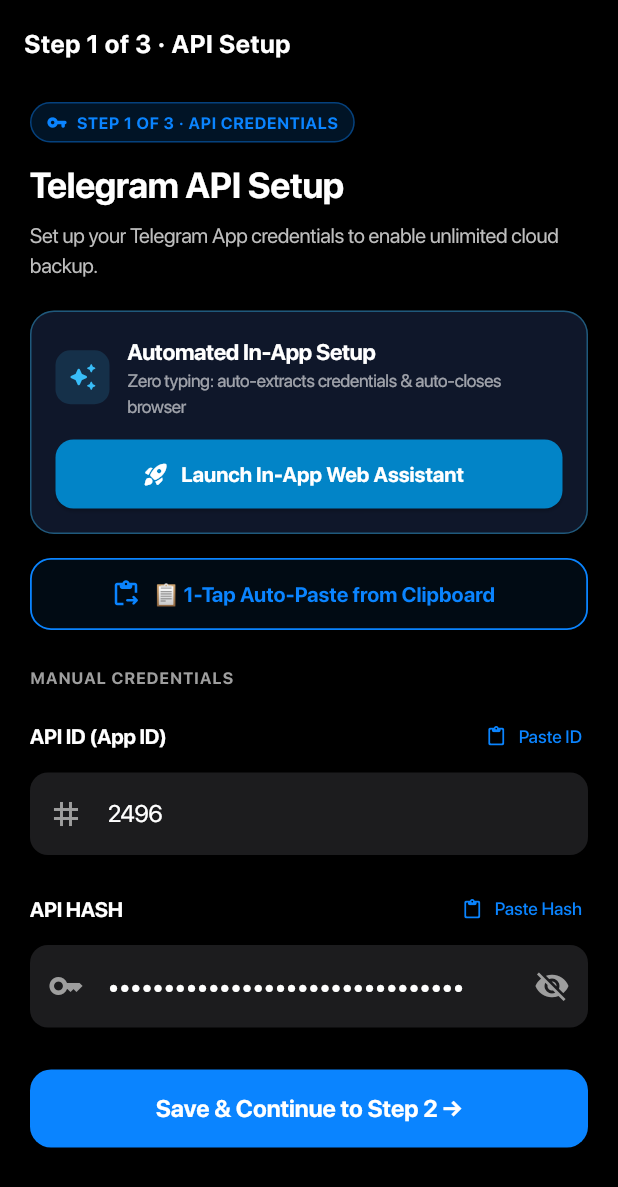
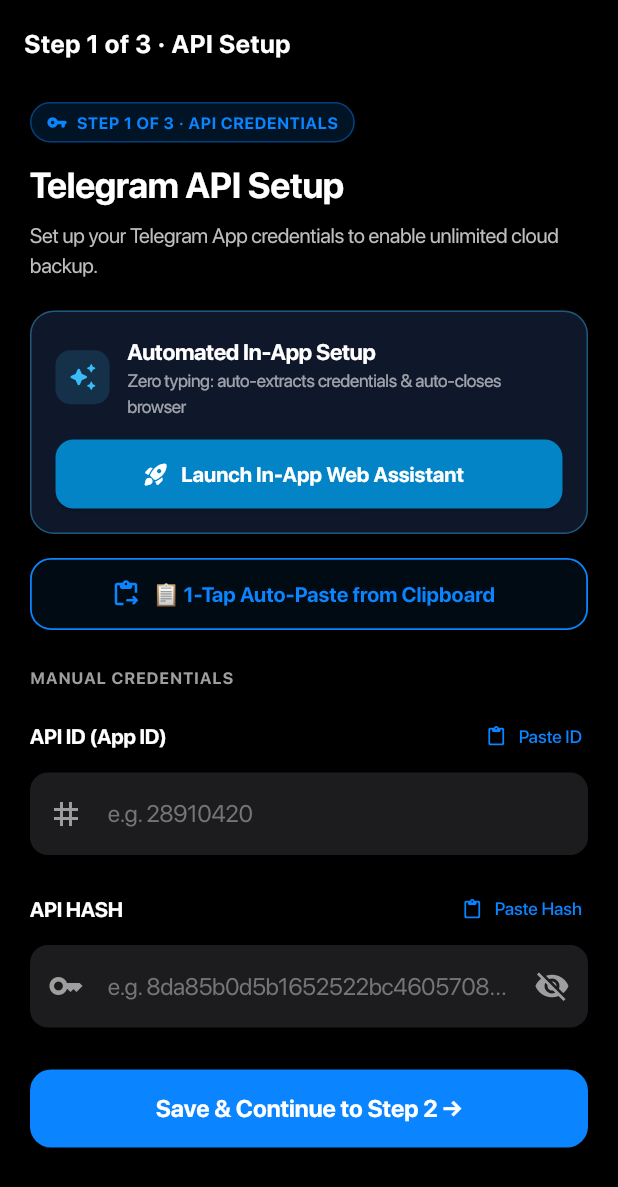
Before and after one commit to Myselfnandha/telecloud-photos, a Flutter app: the screen it shows after launch, on a phone screen of 412 x 824 dp. Shown: the top 1187 px of the screen. Run offline on Flutter 3.47's test engine with Material 3 defaults, Android fonts, the phone set to English and light mode, and no system bars; our stand-ins replace connectivity_plus, drift, flutter_dotenv, flutter_riverpod, flutter_secure_storage, go_router and 8 more; missing offline and left inert: flutter_displaymode, flutter_foreground_task, photo_manager, tdlib, workmanager; accounts and stored records are empty; generated files the repository leaves out were written again; statements that could not run were skipped; project files that could hold a hidden picture were left out.

Commit message:
feat(auth): empty manual credentials default & live TDLib verification handshake on setup confirm

```diff
--- a/lib/features/auth/screens/api_setup_screen.dart
+++ b/lib/features/auth/screens/api_setup_screen.dart
@@ -23,6 +23,7 @@
   bool _obscureHash = true;
   bool _isTestingCredentials = false;
   String? _statusText;
+  String? _errorMessage;
   ParsedCredentials? _detectedClipboardCredentials;
 
   @override
@@ -30,12 +31,9 @@
     super.initState();
     WidgetsBinding.instance.addObserver(this);
 
-    if (AppConstants.telegramApiId > 0) {
-      _apiIdController.text = AppConstants.telegramApiId.toString();
-    }
-    if (AppConstants.telegramApiHash.isNotEmpty) {
-      _apiHashController.text = AppConstants.telegramApiHash;
-    }
+    // Manual credentials are kept empty by default as requested
+    _apiIdController.text = '';
+    _apiHashController.text = '';
 
     _checkClipboardForCredentials();
   }
@@ -114,24 +112,41 @@
   Future<void> _validateAndProceed(int apiId, String apiHash) async {
     setState(() {
       _isTestingCredentials = true;
-      _statusText = 'Verifying Telegram API credentials...';
+      _errorMessage = null;
+      _statusText = 'Testing credentials with Telegram...';
     });
 
     final messenger = ScaffoldMessenger.of(context);
     final router = GoRouter.of(context);
 
+    try {
+      // 1. Save credentials to secure storage
       await AppConstants.saveCredentials(apiId, apiHash);
 
       if (!mounted) return;
 
+      // 2. Initialize TDLib client with the new credentials
       final authManager = ref.read(telegramAuthManagerProvider);
       authManager.clearError();
       await authManager.clearSessionAndRestart();
 
-    // Give TDLib handshake 1.5s to test connection
-    await Future.delayed(const Duration(milliseconds: 1500));
+      // 3. Wait for handshake test (up to 2 seconds)
+      await Future.delayed(const Duration(milliseconds: 1800));
 
       if (!mounted) return;
+
+      final currentError = authManager.errorMessage;
+      if (currentError != null &&
+          (currentError.contains('API_ID') ||
+              currentError.contains('API_HASH') ||
+              currentError.contains('INVALID'))) {
+        setState(() {
+          _isTestingCredentials = false;
+          _errorMessage = 'Invalid Telegram credentials: $currentError';
+          _statusText = null;
+        });
+        return;
+      }
 
       setState(() {
         _isTestingCredentials = false;
@@ -140,13 +155,22 @@
 
       messenger.showSnackBar(
         const SnackBar(
-        content: Text('✓ Telegram API credentials verified & saved!'),
+          content: Text('✓ Telegram API credentials verified & tested!'),
           backgroundColor: Color(0xFF30D158),
           duration: Duration(seconds: 2),
         ),
       );
 
       router.go('/auth-method');
+    } catch (e) {
+      if (mounted) {
+        setState(() {
+          _isTestingCredentials = false;
+          _errorMessage = 'Connection test error: $e';
+          _statusText = null;
+        });
+      }
+    }
   }
 
   Future<void> _onManualSubmit() async {
@@ -218,6 +242,31 @@
                   style: TextStyle(color: Colors.grey.shade400, fontSize: 14),
                 ),
                 const SizedBox(height: 20),
+
+                // Error message banner if test failed
+                if (_errorMessage != null) ...[
+                  Container(
+                    padding: const EdgeInsets.all(12),
+                    decoration: BoxDecoration(
+                      color: const Color(0xFFFF453A).withValues(alpha: 0.15),
+                      borderRadius: BorderRadius.circular(12),
+                      border: Border.all(color: const Color(0xFFFF453A)),
+                    ),
+                    child: Row(
+                      children: [
+                        const Icon(Icons.error_outline_rounded, color: Color(0xFFFF453A), size: 20),
+                        const SizedBox(width: 10),
+                        Expanded(
+                          child: Text(
+                            _errorMessage!,
+                            style: const TextStyle(color: Color(0xFFFF453A), fontSize: 13),
+                          ),
+                        ),
+                      ],
+                    ),
+                  ),
+                  const SizedBox(height: 16),
+                ],
 
                 // Proactive Detected Banner
                 if (_detectedClipboardCredentials != null) ...[
@@ -361,7 +410,7 @@
                 ),
                 const SizedBox(height: 24),
 
-                // CARD 3: Manual Credentials
+                // CARD 3: Manual Credentials (Empty by default)
                 const Text(
                   'MANUAL CREDENTIALS',
                   style: TextStyle(color: Colors.grey, fontSize: 11, fontWeight: FontWeight.w700, letterSpacing: 0.8),
@@ -477,7 +526,7 @@
                             children: [
                               const SizedBox(width: 20, height: 20, child: CircularProgressIndicator(strokeWidth: 2, color: Colors.white)),
                               const SizedBox(width: 12),
-                              Text(_statusText ?? 'Verifying...', style: const TextStyle(color: Colors.white, fontSize: 14)),
+                              Text(_statusText ?? 'Testing credentials...', style: const TextStyle(color: Colors.white, fontSize: 14)),
                             ],
                           )
                         : const Text(
```
Lines whose indentation alone changed are shown as unchanged.
